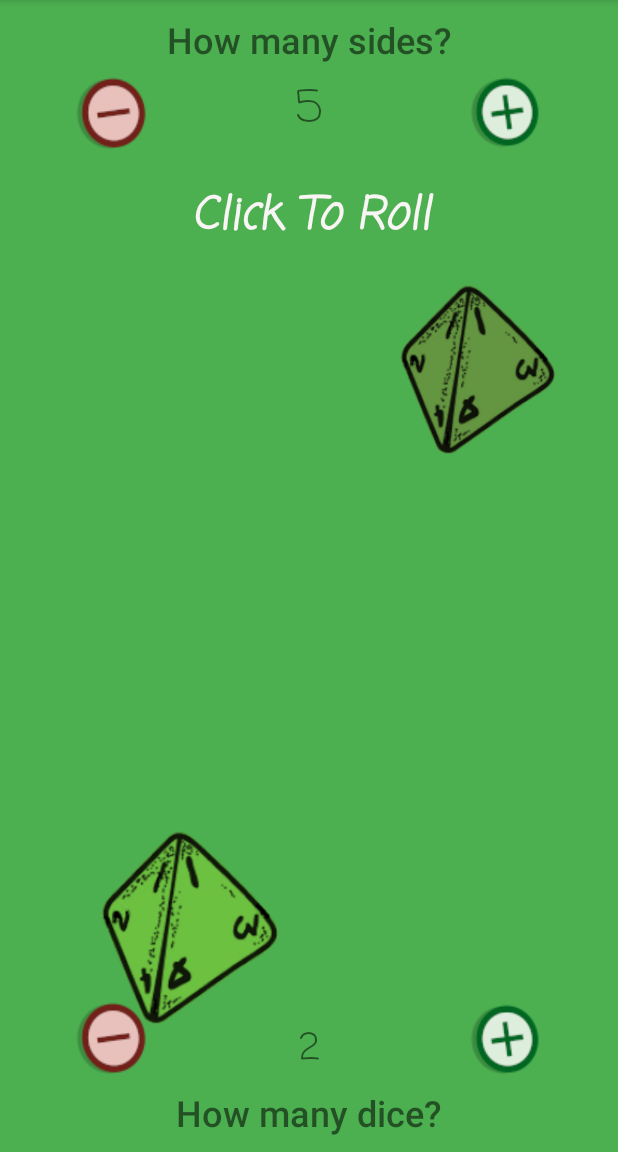
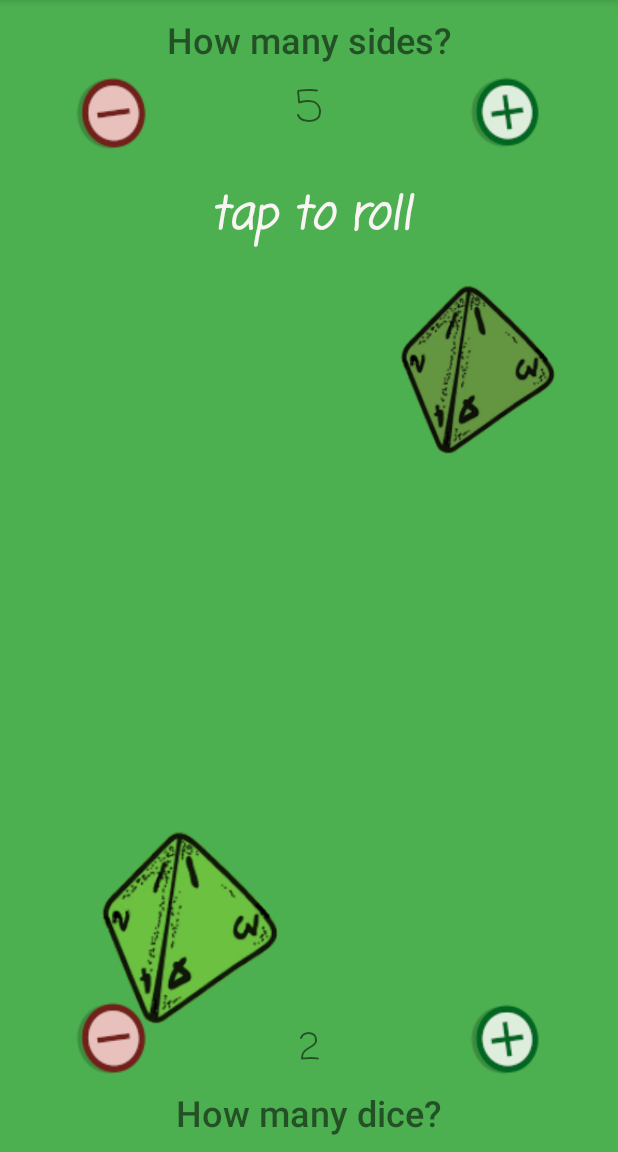
Before and after one commit to pcmoreno/diceRollingCompanion, an Android app: the screen it shows after launch (MainActivity), after a tap on an icon or button, on a phone screen of 412 x 824 dp, the part 84-1236 px from its top. Run offline under Robolectric (Android 15) with nearby library versions, the phone set to English and light mode, and no system bars.

Commit message:
refactor for cleaner code, tap to roll instead of click to roll

```diff
--- a/app/src/main/java/moreno/paulo/dicerollingcompanion/MainActivity.kt
+++ b/app/src/main/java/moreno/paulo/dicerollingcompanion/MainActivity.kt
@@ -24,13 +24,6 @@ class MainActivity : AppCompatActivity() {
         setContentView(R.layout.activity_main)
 
         initialize()
-
-        text_click_to_roll.visibility = View.INVISIBLE
-        diceTextResult1.visibility = View.INVISIBLE
-        spinningDice1.visibility = View.INVISIBLE
-
-        text_sides_count.text = """$numberOfSides"""
-        text_dice_count.text = """$numberOfDice"""
 
         button_side_minus.setOnClickListener{
             if (status != Status.ROLLING) {
@@ -94,24 +87,19 @@ class MainActivity : AppCompatActivity() {
             in 10..14 -> setDiceImagesTo(R.drawable.dice10)
             else -> setDiceImagesTo(R.drawable.dice20)
         }
-        setIntroAnimationOffAndShowDice()
+        resetViewAndShowDice()
     }
 
     private fun roll():Int {
         return Random.nextInt(1, numberOfSides + 1)
     }
 
-    private fun setIntroAnimationOffAndShowDice() {
+    private fun resetViewAndShowDice() {
         diceAnim.visibility = View.GONE
         status = Status.READY_TO_ROLL
         hideAllDiceThrowsText()
         text_click_to_roll.visibility = View.VISIBLE
-        for (i in 1..numberOfDice) {
-            allDiceImages[i - 1].visibility = View.VISIBLE
-        }
-        for (i in numberOfDice..3) {
-            allDiceImages[i].visibility = View.INVISIBLE
-        }
+        hideUnusedDices()
     }
 
     private fun hideUnusedDices() {
@@ -127,6 +115,13 @@ class MainActivity : AppCompatActivity() {
         allDiceTextResults = listOf<TextView>(diceTextResult1, diceTextResult2, diceTextResult3, diceTextResult4)
 
         this.status = Status.NOT_READY_TO_ROLL_YET
+
+        text_click_to_roll.visibility = View.INVISIBLE
+        diceTextResult1.visibility = View.INVISIBLE
+        spinningDice1.visibility = View.INVISIBLE
+
+        text_sides_count.text = """$numberOfSides"""
+        text_dice_count.text = """$numberOfDice"""
 
         hideAllDices()
         hideAllDiceAnimations()
--- a/app/src/main/res/layout/activity_main.xml
+++ b/app/src/main/res/layout/activity_main.xml
@@ -182,7 +182,7 @@
         android:layout_height="55dp"
         android:layout_marginTop="25dp"
         android:fontFamily="casual"
-        android:text="Click To Roll"
+        android:text="tap to roll"
         android:textAlignment="center"
         android:textColor="#FAF5F5"
         android:textSize="30sp"
```
